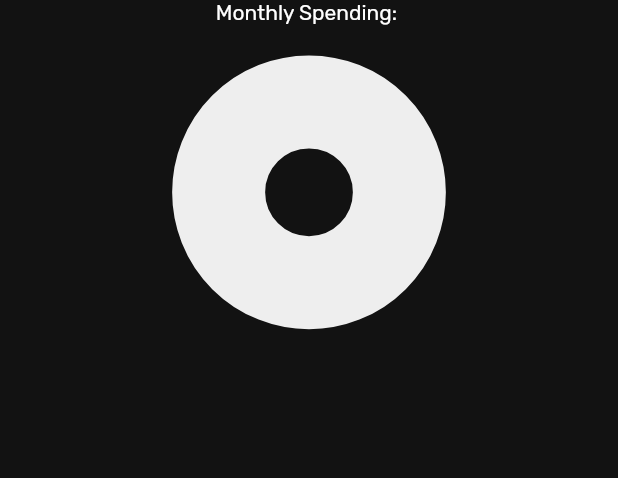
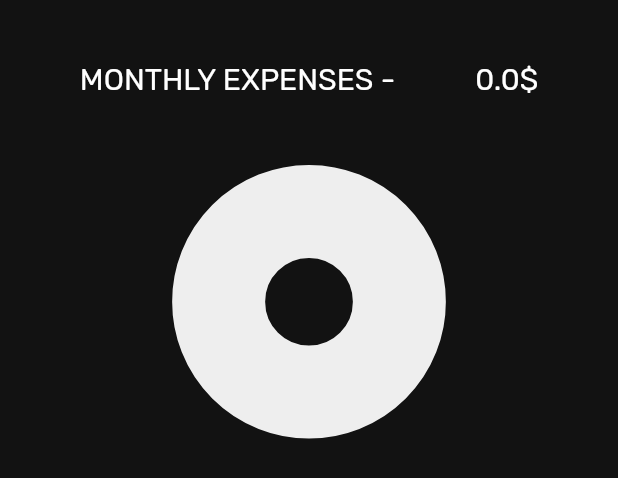
Before and after one commit to arpit-d/substrackerandroidapp, a Flutter app: the StatsDataBody widget shown alone on an empty page, opened directly, on a phone screen of 412 x 824 dp. Shown: the top 478 px of the screen. Run offline on Flutter 3.47's test engine with Material 2 defaults, Android fonts, the phone set to English and light mode, and no system bars; our stand-ins replace auto_size_text, charts_flutter, flushbar, flutter_slidable, flutter_typeahead, hive and 5 more; missing offline and left inert: gradient_text, random_color; accounts and stored records are empty; generated files the repository leaves out were written again.

Commit message:
added monthly spend in insights

```diff
--- a/lib/ui/homepage/drawer.dart
+++ b/lib/ui/homepage/drawer.dart
@@ -44,7 +44,7 @@ class _AppDrawerState extends State<AppDrawer> {
           ),
           ListTile(
             leading: const Icon(LineAwesomeIcons.bar_chart),
-            title: const Text('Statistics'),
+            title: const Text('Insights'),
             onTap: () {
               Navigator.push(
                   context,
--- a/lib/ui/homepage/statistics/statistics_data.dart
+++ b/lib/ui/homepage/statistics/statistics_data.dart
@@ -67,20 +67,26 @@ class _StatsDataBodyState extends State<StatsDataBody> {
 
     List<SubStatData> subsStat = List();
     double sum = 0;
+
     subs.forEach((element) {
-      var a = SubStatData(
+      double monthlySpend = element.subsPrice;
+      if (element.periodType == 'Month') {
+        monthlySpend = monthlySpend / int.parse(element.periodNo);
+      } else if (element.periodType == 'Year') {
+        monthlySpend = monthlySpend / (12 * int.parse(element.periodNo));
+      }
+      SubStatData a = SubStatData(
         element.subsName,
-        element.subsPrice.toString(),
+        monthlySpend.toString(),
         _randomColor.randomColor(colorBrightness: ColorBrightness.dark),
       );
-      sum = sum + element.subsPrice;
+      sum = sum + monthlySpend;
       subsStat.add(a);
     });
-    print(sum.toString());
 
     List<charts.Series<SubStatData, String>> series = List();
     series = [
-      new charts.Series<SubStatData, String>(
+      charts.Series<SubStatData, String>(
           colorFn: (SubStatData s, _) => (s.color),
           domainFn: (SubStatData s, _) => (s.subsPrice),
           measureFn: (SubStatData s, _) => double.parse(s.subsPrice),
@@ -97,7 +103,29 @@ class _StatsDataBodyState extends State<StatsDataBody> {
       child: Column(
         mainAxisAlignment: MainAxisAlignment.start,
         children: <Widget>[
-          Text('Monthly Spending: '),
+          SizedBox(
+            height: MediaQuery.of(context).size.height * 0.05,
+          ),
+          Row(
+            mainAxisAlignment: MainAxisAlignment.spaceEvenly,
+            children: [
+              const Text(
+                'MONTHLY EXPENSES -',
+                style: const TextStyle(
+                  fontSize: 20,
+                ),
+              ),
+              Text(
+                sum.toString() + '\$',
+                style: const TextStyle(
+                  fontSize: 20,
+                ),
+              )
+            ],
+          ),
+          SizedBox(
+            height: MediaQuery.of(context).size.height * 0.03,
+          ),
           Container(
             height: h * 0.27,
             child: charts.PieChart(
```
